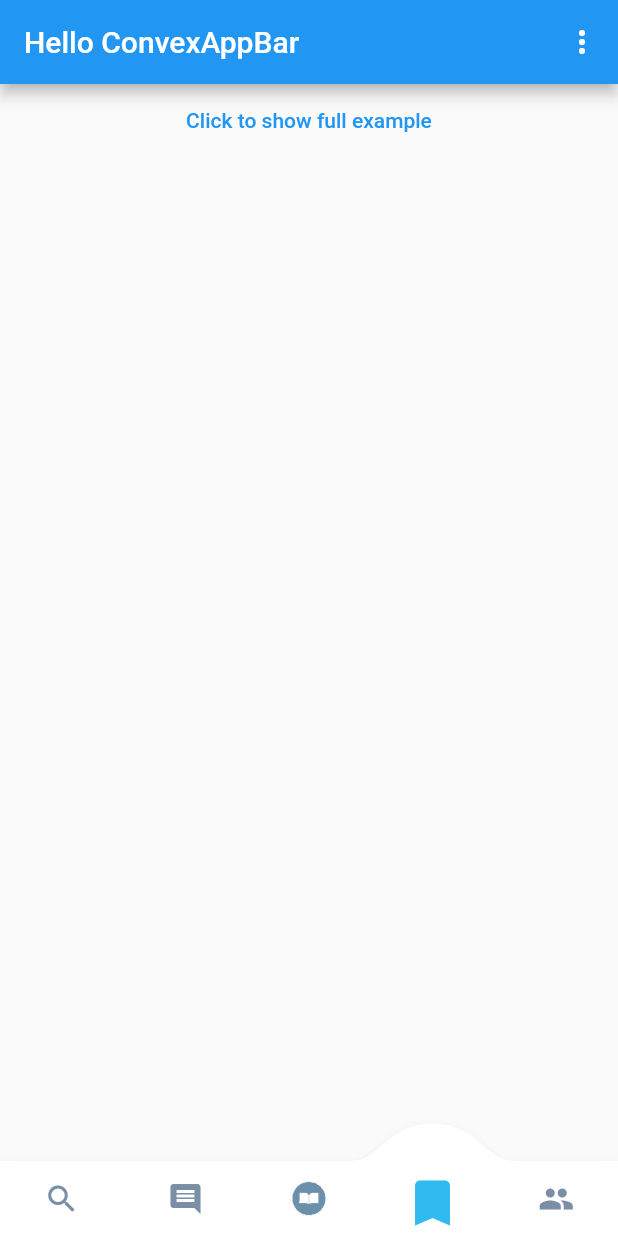
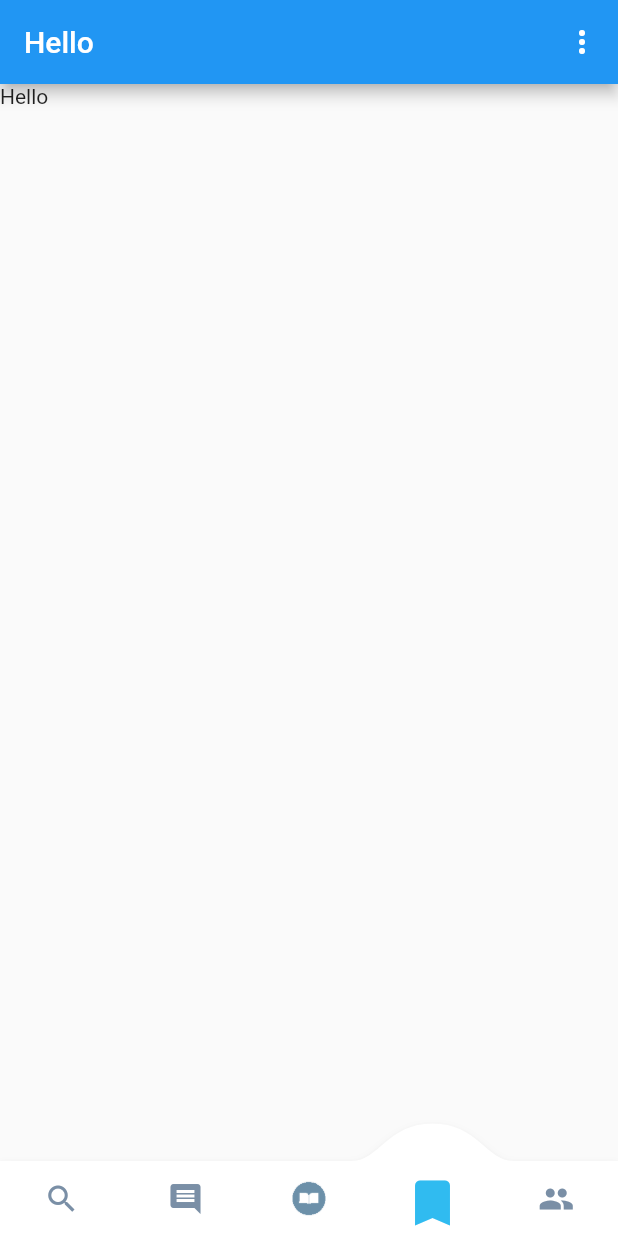
Before and after one commit to poteshkinatatyana/flutter_menubottom_popupmenu, a Flutter app: the screen it shows after launch, on a phone screen of 412 x 824 dp. Run offline on Flutter 3.47's test engine with Material 2 defaults, Android fonts, the phone set to English and light mode, and no system bars; drawn by our look-alikes of convex_bottom_bar; our stand-ins replace font_awesome_flutter.

Commit message:
initial commit

```diff
--- a/lib/main.dart
+++ b/lib/main.dart
@@ -36,7 +36,7 @@ class HelloConvexAppBar extends StatelessWidget {
   Widget build(BuildContext context) {
     return Scaffold(
       appBar: AppBar(
-        title: Text('Hello ConvexAppBar'),
+        title: Text('Hello '),
         actions: [
           PopupMenuButton(
               position: PopupMenuPosition.under,
@@ -106,11 +106,7 @@ class HelloConvexAppBar extends StatelessWidget {
       ),
       body: Column(
         children: [
-          Center(
-              child: TextButton(
-            child: Text('Click to show full example'),
-            onPressed: () => Navigator.of(context).pushNamed('/bar'),
-          )),
+          Text('Hello'),
         ],
       ),
       bottomNavigationBar: ConvexAppBar(
```
